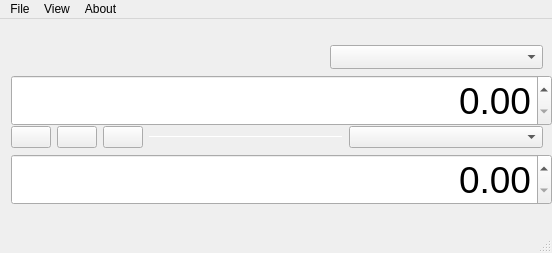
Above: src/mainwindow.ui from keshavbhatt/CurrencyConv before the change. Below: the same form after it.
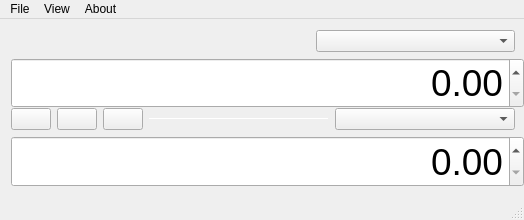
That is the form after the change. Icons and pictures are not drawn.

Commit message: settings widget implemented.

```diff
--- a/src/mainwindow.ui
+++ b/src/mainwindow.ui
@@ -6,8 +6,8 @@
    <rect>
     <x>0</x>
     <y>0</y>
-    <width>552</width>
-    <height>253</height>
+    <width>524</width>
+    <height>220</height>
    </rect>
   </property>
   <property name="windowTitle">
@@ -73,11 +73,7 @@
            </widget>
           </item>
           <item>
-           <widget class="QComboBox" name="s1ComboBox">
-            <property name="sizeAdjustPolicy">
-             <enum>QComboBox::AdjustToMinimumContentsLengthWithIcon</enum>
-            </property>
-           </widget>
+           <widget class="QComboBox" name="s1ComboBox"/>
           </item>
          </layout>
         </item>
@@ -177,12 +173,6 @@
           </item>
           <item>
            <widget class="Line" name="line">
-            <property name="sizePolicy">
-             <sizepolicy hsizetype="Ignored" vsizetype="Fixed">
-              <horstretch>0</horstretch>
-              <verstretch>0</verstretch>
-             </sizepolicy>
-            </property>
             <property name="minimumSize">
              <size>
               <width>0</width>
@@ -237,7 +227,7 @@
     <rect>
      <x>0</x>
      <y>0</y>
-     <width>552</width>
+     <width>524</width>
      <height>22</height>
     </rect>
    </property>
```
Left out of the diff: 2 changed lines with no effect on the pictures. The commit also changes 2 other files.
